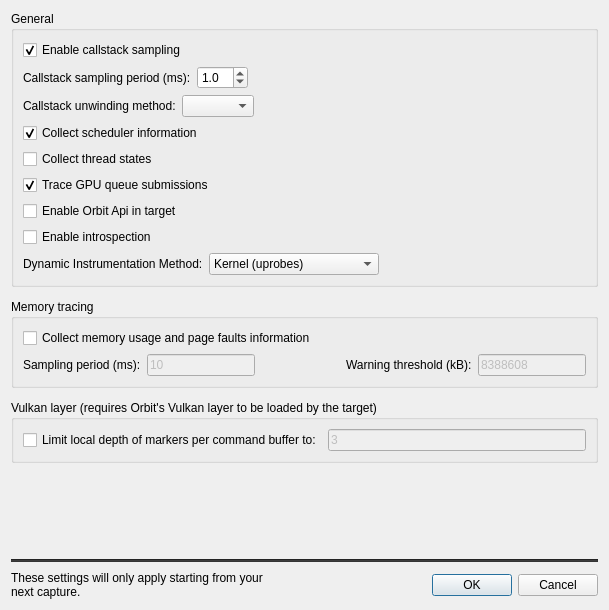
Old version of the form src/OrbitQt/CaptureOptionsDialog.ui in the repository google/orbit.
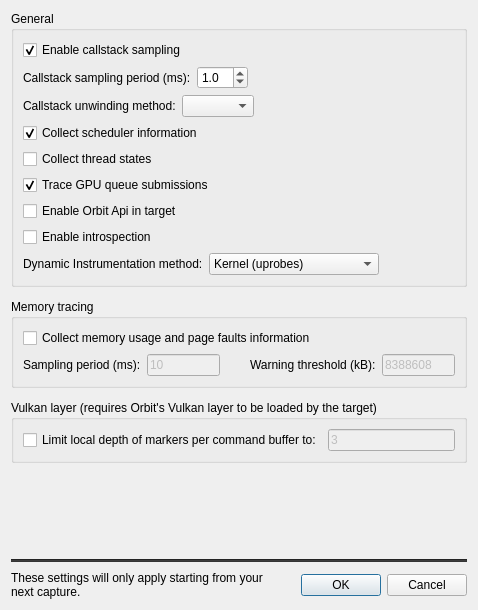
New version of the form.

```diff
--- a/src/OrbitQt/CaptureOptionsDialog.ui
+++ b/src/OrbitQt/CaptureOptionsDialog.ui
@@ -9,7 +9,7 @@
    <rect>
     <x>0</x>
     <y>0</y>
-    <width>609</width>
+    <width>478</width>
     <height>610</height>
    </rect>
   </property>
@@ -193,7 +193,7 @@
            <item>
             <widget class="QLabel" name="label_2">
              <property name="text">
-              <string>Dynamic Instrumentation Method:</string>
+              <string>Dynamic Instrumentation method:</string>
              </property>
             </widget>
            </item>
```
